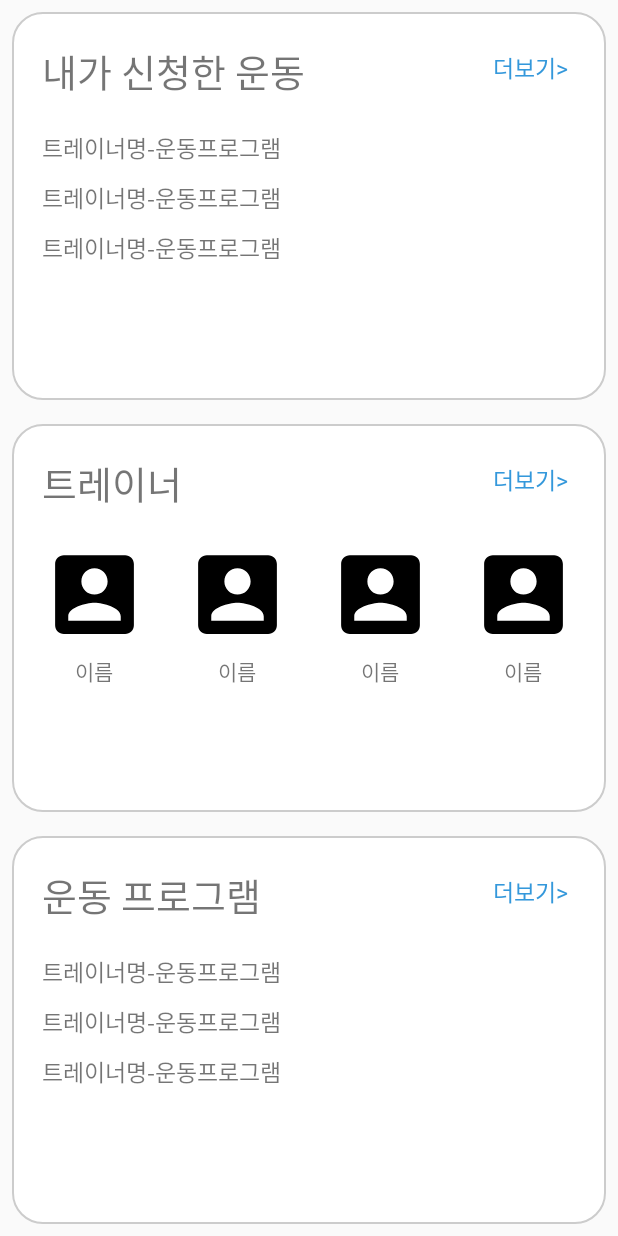
After one commit to Ohrotan/AI-Fitness, an Android app: the HomeActivity screen opened directly, with no data from a screen before it, on a phone screen of 412 x 824 dp. The commit adds this screen. Run offline under Robolectric (Android 15) with nearby library versions, the phone set to English and light mode, and no system bars.

Commit message:
수정: MainActivity 추가: activity_home, HomeActivity, 계정아이콘, fragment_home, HomeFragment

```diff
--- a/app/build.gradle
+++ b/app/build.gradle
@@ -10,6 +10,8 @@ android {
         targetSdkVersion 29
         versionCode 1
         versionName "1.0"
+
+        vectorDrawables.useSupportLibrary = true
 
         testInstrumentationRunner "androidx.test.runner.AndroidJUnitRunner"
     }
--- a/app/src/main/AndroidManifest.xml
+++ b/app/src/main/AndroidManifest.xml
@@ -9,6 +9,7 @@
         android:roundIcon="@mipmap/ic_launcher_round"
         android:supportsRtl="true"
         android:theme="@style/AppTheme">
+        <activity android:name=".HomeActivity"></activity>
         <activity android:name=".ChattingListActivity" />
         <activity android:name=".ChattingActivity" />
         <activity android:name=".AdminProgramManageActivity" />
--- /dev/null
+++ b/app/src/main/java/kr/ssu/ai_fitness/HomeActivity.java
@@ -0,0 +1,23 @@
+package kr.ssu.ai_fitness;
+
+import androidx.appcompat.app.AppCompatActivity;
+
+import android.os.Bundle;
+
+import kr.ssu.ai_fitness.fragment.HomeFragment;
+
+public class HomeActivity extends AppCompatActivity {
+
+    HomeFragment homeFragment;
+
+    @Override
+    protected void onCreate(Bundle savedInstanceState) {
+        super.onCreate(savedInstanceState);
+        setContentView(R.layout.activity_home);
+
+        homeFragment = new HomeFragment();
+
+        getSupportFragmentManager().beginTransaction().replace(R.id.activity_home_linearlayout, homeFragment).commit();
+
+    }
+}
--- a/app/src/main/java/kr/ssu/ai_fitness/MainActivity.java
+++ b/app/src/main/java/kr/ssu/ai_fitness/MainActivity.java
@@ -123,6 +123,7 @@ public class MainActivity extends AppCompatActivity {
         } else if (v == btn17) {
             intent = new Intent(this, SignupActivity.class);
         } else if (v == btn18) {
+            intent = new Intent(this, HomeActivity.class);
         } else if (v == btn19) {
         } else if (v == btn20) {
         } else if (v == btn21) {
--- /dev/null
+++ b/app/src/main/java/kr/ssu/ai_fitness/fragment/HomeFragment.java
@@ -0,0 +1,26 @@
+package kr.ssu.ai_fitness.fragment;
+
+import android.os.Bundle;
+
+import androidx.fragment.app.Fragment;
+
+import android.view.LayoutInflater;
+import android.view.View;
+import android.view.ViewGroup;
+
+import kr.ssu.ai_fitness.R;
+
+public class HomeFragment extends Fragment {
+
+    @Override
+    public View onCreateView(LayoutInflater inflater, ViewGroup container,
+                             Bundle savedInstanceState) {
+        // Inflate the layout for this fragment
+        ViewGroup view = (ViewGroup)inflater.inflate(R.layout.fragment_home, container, false);
+
+        //***** 1. 일반회원인 경우 내가 신청한 운동이 보여야함.
+        //***** 2. 트레이너인 경우 피드백 기다리는 프로그램을 보여줘야함.
+
+        return view;
+    }
+}
--- /dev/null
+++ b/app/src/main/res/drawable/ic_account_box_black_24dp.xml
@@ -0,0 +1,9 @@
+<vector xmlns:android="http://schemas.android.com/apk/res/android"
+        android:width="24dp"
+        android:height="24dp"
+        android:viewportWidth="24.0"
+        android:viewportHeight="24.0">
+    <path
+        android:fillColor="#FF000000"
+        android:pathData="M3,5v14c0,1.1 0.89,2 2,2h14c1.1,0 2,-0.9 2,-2L21,5c0,-1.1 -0.9,-2 -2,-2L5,3c-1.11,0 -2,0.9 -2,2zM15,9c0,1.66 -1.34,3 -3,3s-3,-1.34 -3,-3 1.34,-3 3,-3 3,1.34 3,3zM6,17c0,-2 4,-3.1 6,-3.1s6,1.1 6,3.1v1L6,18v-1z"/>
+</vector>
--- /dev/null
+++ b/app/src/main/res/drawable/menu_background1.xml
@@ -0,0 +1,14 @@
+<?xml version="1.0" encoding="utf-8"?>
+<shape xmlns:android="http://schemas.android.com/apk/res/android"
+    android:padding="10dp"
+    android:shape="rectangle" >
+    <solid android:color="#ffffff" />
+    <corners
+        android:bottomLeftRadius="20dp"
+        android:bottomRightRadius="20dp"
+        android:topLeftRadius="20dp"
+        android:topRightRadius="20dp" />
+    <stroke
+        android:width="1dp"
+        android:color="#CCCCCC" />
+</shape>
--- /dev/null
+++ b/app/src/main/res/layout/activity_home.xml
@@ -0,0 +1,11 @@
+<?xml version="1.0" encoding="utf-8"?>
+<LinearLayout xmlns:android="http://schemas.android.com/apk/res/android"
+    xmlns:app="http://schemas.android.com/apk/res-auto"
+    xmlns:tools="http://schemas.android.com/tools"
+    android:layout_width="match_parent"
+    android:layout_height="match_parent"
+    tools:context=".HomeActivity"
+    android:orientation="vertical"
+    android:id="@+id/activity_home_linearlayout">
+
+</LinearLayout>
--- /dev/null
+++ b/app/src/main/res/layout/fragment_home.xml
@@ -0,0 +1,256 @@
+<?xml version="1.0" encoding="utf-8"?>
+<LinearLayout xmlns:android="http://schemas.android.com/apk/res/android"
+    xmlns:app="http://schemas.android.com/apk/res-auto"
+    xmlns:tools="http://schemas.android.com/tools"
+    android:orientation="vertical" android:layout_width="match_parent"
+    android:layout_height="match_parent"
+    android:weightSum="3">
+
+    <LinearLayout
+        android:layout_width="match_parent"
+        android:layout_height="0dp"
+        android:layout_weight="1"
+        android:background="@drawable/menu_background1"
+        android:layout_margin="8dp"
+        android:orientation="vertical">
+
+
+        <RelativeLayout
+            android:layout_width="match_parent"
+            android:layout_height="wrap_content">
+
+            <TextView
+                android:layout_width="wrap_content"
+                android:layout_height="wrap_content"
+                android:text="내가 신청한 운동"
+                android:textSize="25sp"
+                android:layout_margin="20dp"/>
+
+            <TextView
+                android:layout_width="wrap_content"
+                android:layout_height="wrap_content"
+                android:text="더보기>"
+                android:textSize="15sp"
+                android:textColor="@color/accent"
+                android:layout_alignParentRight="true"
+                android:layout_margin="25dp"/>
+
+
+        </RelativeLayout>
+
+        <LinearLayout
+            android:layout_width="match_parent"
+            android:layout_height="wrap_content"
+            android:orientation="vertical"
+            android:layout_marginLeft="20dp"
+            android:layout_marginRight="20dp">
+
+            <TextView
+                android:layout_width="match_parent"
+                android:layout_height="wrap_content"
+                android:text="트레이너명-운동프로그램"
+                android:textSize="15sp"
+                android:layout_marginBottom="10dp"/>
+
+            <TextView
+                android:layout_width="match_parent"
+                android:layout_height="wrap_content"
+                android:text="트레이너명-운동프로그램"
+                android:textSize="15sp"
+                android:layout_marginBottom="10dp"/>
+
+            <TextView
+                android:layout_width="match_parent"
+                android:layout_height="wrap_content"
+                android:text="트레이너명-운동프로그램"
+                android:textSize="15sp"
+                android:layout_marginBottom="10dp"/>
+
+        </LinearLayout>
+
+    </LinearLayout>
+
+    <LinearLayout
+        android:layout_width="match_parent"
+        android:layout_height="0dp"
+        android:layout_weight="1"
+        android:background="@drawable/menu_background1"
+        android:layout_margin="8dp"
+        android:orientation="vertical">
+
+
+        <RelativeLayout
+            android:layout_width="match_parent"
+            android:layout_height="wrap_content">
+
+            <TextView
+                android:layout_width="wrap_content"
+                android:layout_height="wrap_content"
+                android:text="트레이너"
+                android:textSize="25sp"
+                android:layout_margin="20dp"/>
+
+            <TextView
+                android:layout_width="wrap_content"
+                android:layout_height="wrap_content"
+                android:text="더보기>"
+                android:textSize="15sp"
+                android:textColor="@color/accent"
+                android:layout_alignParentRight="true"
+                android:layout_margin="25dp"/>
+
+        </RelativeLayout>
+
+        <androidx.constraintlayout.widget.ConstraintLayout
+            android:layout_width="match_parent"
+            android:layout_height="match_parent">
+
+            <ImageView
+                android:id="@+id/imageView"
+                android:layout_width="70dp"
+                android:layout_height="70dp"
+                android:layout_marginLeft="20dp"
+                app:layout_constraintStart_toStartOf="parent"
+                app:layout_constraintTop_toTopOf="parent"
+                app:srcCompat="@drawable/ic_account_box_black_24dp" />
+
+            <ImageView
+                android:id="@+id/imageView2"
+                android:layout_width="70dp"
+                android:layout_height="70dp"
+                android:layout_marginLeft="25dp"
+                app:layout_constraintStart_toEndOf="@+id/imageView"
+                app:layout_constraintTop_toTopOf="parent"
+                app:srcCompat="@drawable/ic_account_box_black_24dp" />
+
+            <ImageView
+                android:id="@+id/imageView3"
+                android:layout_width="70dp"
+                android:layout_height="70dp"
+                android:layout_marginLeft="25dp"
+                app:layout_constraintStart_toEndOf="@+id/imageView2"
+                app:layout_constraintTop_toTopOf="parent"
+                app:srcCompat="@drawable/ic_account_box_black_24dp" />
+
+            <ImageView
+                android:id="@+id/imageView4"
+                android:layout_width="70dp"
+                android:layout_height="70dp"
+                android:layout_marginLeft="25dp"
+                app:layout_constraintStart_toEndOf="@+id/imageView3"
+                app:layout_constraintTop_toTopOf="parent"
+                app:srcCompat="@drawable/ic_account_box_black_24dp" />
+
+            <TextView
+                android:id="@+id/textView"
+                android:layout_width="70dp"
+                android:layout_height="wrap_content"
+                android:layout_marginLeft="20dp"
+                android:layout_marginTop="5dp"
+                android:gravity="center"
+                android:text="이름"
+                app:layout_constraintStart_toStartOf="parent"
+                app:layout_constraintTop_toBottomOf="@+id/imageView" />
+
+            <TextView
+                android:id="@+id/textView3"
+                android:layout_width="70dp"
+                android:layout_height="wrap_content"
+                android:layout_marginLeft="25dp"
+                android:layout_marginTop="5dp"
+                android:gravity="center"
+                android:text="이름"
+                app:layout_constraintStart_toEndOf="@+id/textView"
+                app:layout_constraintTop_toBottomOf="@+id/imageView2" />
+
+            <TextView
+                android:id="@+id/textView4"
+                android:layout_width="70dp"
+                android:layout_height="wrap_content"
+                android:layout_marginLeft="25dp"
+                android:layout_marginTop="5dp"
+                android:gravity="center"
+                android:text="이름"
+                app:layout_constraintStart_toEndOf="@+id/textView3"
+                app:layout_constraintTop_toBottomOf="@+id/imageView3" />
+
+            <TextView
+                android:id="@+id/textView5"
+                android:layout_width="70dp"
+                android:layout_height="wrap_content"
+                android:layout_marginLeft="25dp"
+                android:layout_marginTop="5dp"
+                android:gravity="center"
+                android:text="이름"
+                app:layout_constraintStart_toEndOf="@+id/textView4"
+                app:layout_constraintTop_toBottomOf="@+id/imageView4" />
+        </androidx.constraintlayout.widget.ConstraintLayout>
+
+    </LinearLayout>
+
+    <LinearLayout
+        android:layout_width="match_parent"
+        android:layout_height="0dp"
+        android:layout_weight="1"
+        android:background="@drawable/menu_background1"
+        android:layout_margin="8dp"
+        android:orientation="vertical">
+
+
+        <RelativeLayout
+            android:layout_width="match_parent"
+            android:layout_height="wrap_content">
+
+            <TextView
+                android:layout_width="wrap_content"
+                android:layout_height="wrap_content"
+                android:text="운동 프로그램"
+                android:textSize="25sp"
+                android:layout_margin="20dp"/>
+
+            <TextView
+                android:layout_width="wrap_content"
+                android:layout_height="wrap_content"
+                android:text="더보기>"
+                android:textSize="15sp"
+                android:textColor="@color/accent"
+                android:layout_alignParentRight="true"
+                android:layout_margin="25dp"/>
+
+
+        </RelativeLayout>
+
+
+        <LinearLayout
+            android:layout_width="match_parent"
+            android:layout_height="wrap_content"
+            android:orientation="vertical"
+            android:layout_marginLeft="20dp"
+            android:layout_marginRight="20dp">
+
+            <TextView
+                android:layout_width="match_parent"
+                android:layout_height="wrap_content"
+                android:text="트레이너명-운동프로그램"
+                android:textSize="15sp"
+                android:layout_marginBottom="10dp"/>
+
+            <TextView
+                android:layout_width="match_parent"
+                android:layout_height="wrap_content"
+                android:text="트레이너명-운동프로그램"
+                android:textSize="15sp"
+                android:layout_marginBottom="10dp"/>
+
+            <TextView
+                android:layout_width="match_parent"
+                android:layout_height="wrap_content"
+                android:text="트레이너명-운동프로그램"
+                android:textSize="15sp"
+                android:layout_marginBottom="10dp"/>
+
+        </LinearLayout>
+
+    </LinearLayout>
+
+</LinearLayout>
```
